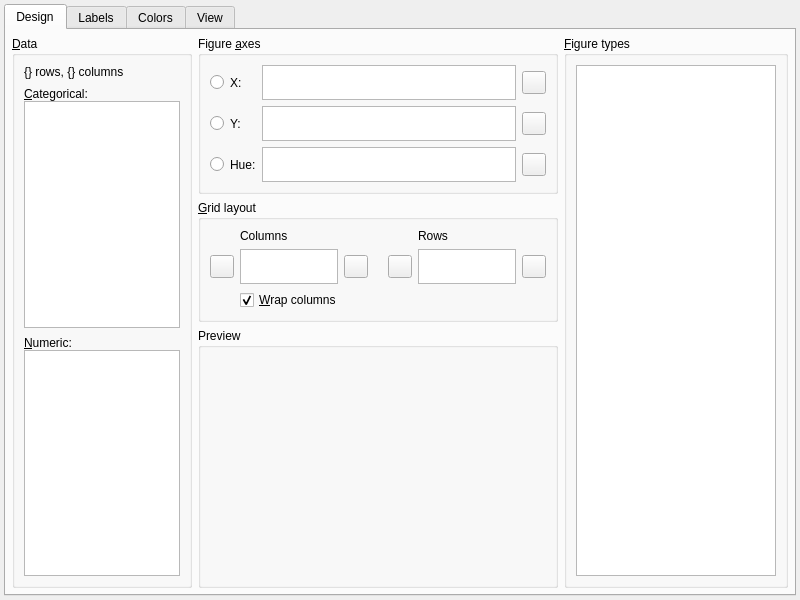
Old version of the form coquery/gui/ui/visualizationDesigner.ui in the repository gkunter/coquery.
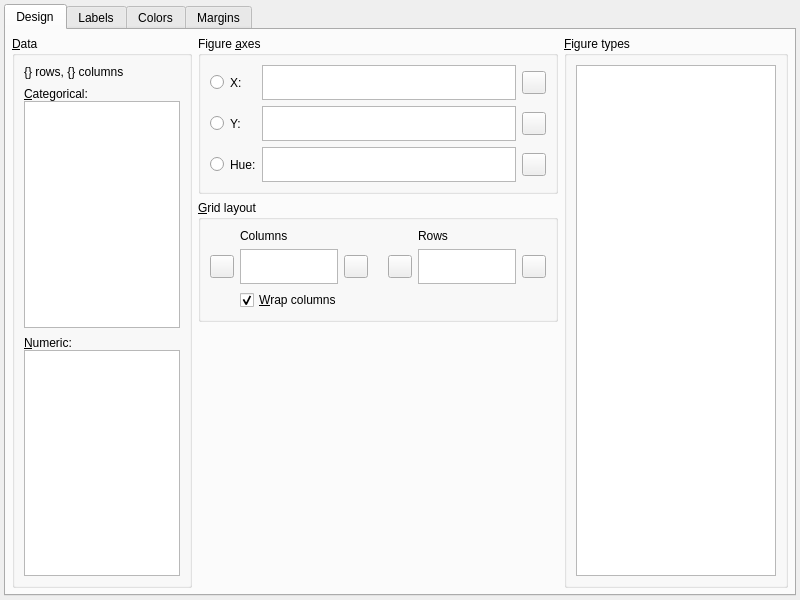
New version of the form. The open tabs and pages were chosen to show the change. Custom widgets are drawn as their Qt base class.

Commit message: Remove preview widgets

What changed in the file:
```diff
--- a/coquery/gui/ui/visualizationDesigner.ui
+++ b/coquery/gui/ui/visualizationDesigner.ui
@@ -468,31 +468,17 @@
           </widget>
          </item>
          <item>
-          <widget class="QGroupBox" name="group_preview">
-           <property name="sizePolicy">
-            <sizepolicy hsizetype="Expanding" vsizetype="Expanding">
-             <horstretch>0</horstretch>
-             <verstretch>0</verstretch>
-            </sizepolicy>
+          <spacer name="verticalSpacer_11">
+           <property name="orientation">
+            <enum>Qt::Vertical</enum>
            </property>
-           <property name="title">
-            <string>Preview</string>
+           <property name="sizeHint" stdset="0">
+            <size>
+             <width>20</width>
+             <height>40</height>
+            </size>
            </property>
-           <layout class="QVBoxLayout" name="layout_preview">
-            <property name="leftMargin">
-             <number>0</number>
-            </property>
-            <property name="topMargin">
-             <number>0</number>
-            </property>
-            <property name="rightMargin">
-             <number>0</number>
-            </property>
-            <property name="bottomMargin">
-             <number>0</number>
-            </property>
-           </layout>
-          </widget>
+          </spacer>
          </item>
         </layout>
        </item>
@@ -1317,7 +1303,7 @@
      </widget>
      <widget class="QWidget" name="tab_view">
       <attribute name="title">
-       <string>View</string>
+       <string>Margins</string>
       </attribute>
      </widget>
     </widget>
```
Left out of the diff: 103 changed lines with no effect on the pictures. The commit also changes 1 other file.
